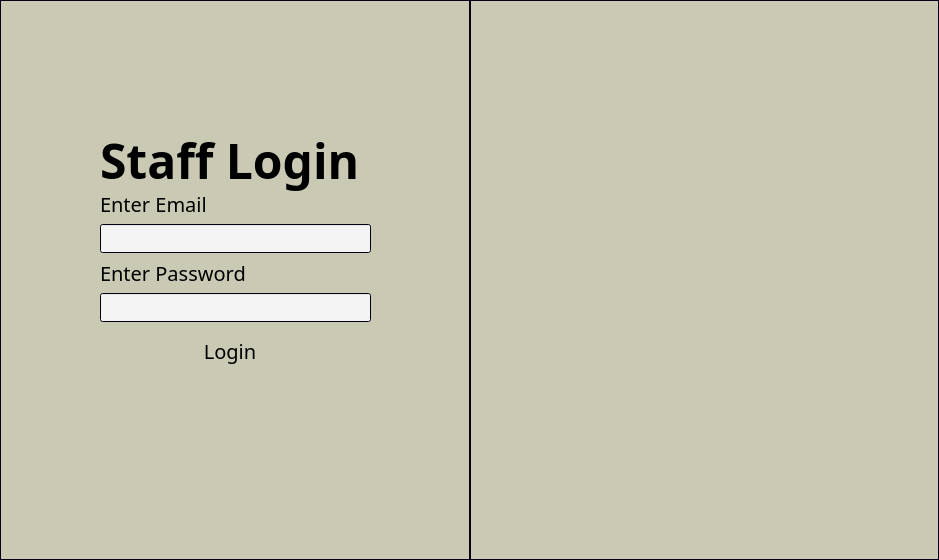
Qt form frontend-desktop/mainwindow.ui (Gearworks-Software/BSS-Application-System) before a commit.
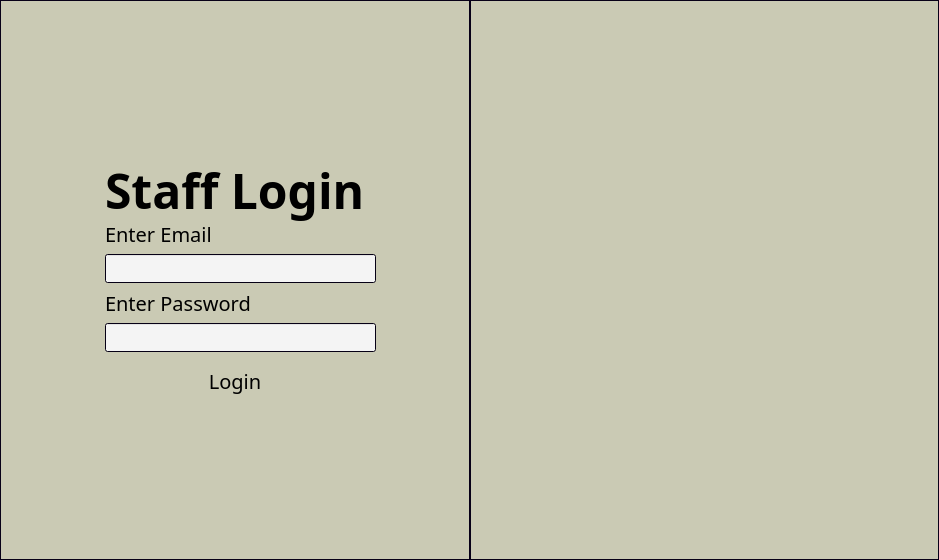
The same form after that commit. The open tabs and pages were chosen to show the change.

Commit message: style: update style to green

```diff
--- a/frontend-desktop/mainwindow.ui
+++ b/frontend-desktop/mainwindow.ui
@@ -201,12 +201,12 @@
         </property>
         <item row="0" column="0">
          <widget class="QWidget" name="login_screen" native="true">
-          <layout class="QHBoxLayout" name="horizontalLayout_2">
+          <layout class="QHBoxLayout" name="horizontalLayout_2" stretch="0,0">
            <property name="spacing">
             <number>0</number>
            </property>
            <property name="sizeConstraint">
-            <enum>QLayout::SizeConstraint::SetNoConstraint</enum>
+            <enum>QLayout::SizeConstraint::SetMinimumSize</enum>
            </property>
            <property name="leftMargin">
             <number>0</number>
@@ -223,7 +223,7 @@
            <item>
             <widget class="QFrame" name="login_frame">
              <property name="sizePolicy">
-              <sizepolicy hsizetype="Preferred" vsizetype="Preferred">
+              <sizepolicy hsizetype="Minimum" vsizetype="Preferred">
                <horstretch>0</horstretch>
                <verstretch>0</verstretch>
               </sizepolicy>
@@ -240,6 +240,15 @@
                   </color>
                  </brush>
                 </colorrole>
+                <colorrole role="Base">
+                 <brush brushstyle="SolidPattern">
+                  <color alpha="255">
+                   <red>255</red>
+                   <green>255</green>
+                   <blue>255</blue>
+                  </color>
+                 </brush>
+                </colorrole>
                </active>
                <inactive>
                 <colorrole role="WindowText">
@@ -251,6 +260,15 @@
                   </color>
                  </brush>
                 </colorrole>
+                <colorrole role="Base">
+                 <brush brushstyle="SolidPattern">
+                  <color alpha="255">
+                   <red>255</red>
+                   <green>255</green>
+                   <blue>255</blue>
+                  </color>
+                 </brush>
+                </colorrole>
                </inactive>
                <disabled/>
               </palette>
@@ -261,11 +279,59 @@
              <property name="frameShadow">
               <enum>QFrame::Shadow::Raised</enum>
              </property>
+             <layout class="QHBoxLayout" name="horizontalLayout_6">
+              <property name="sizeConstraint">
+               <enum>QLayout::SizeConstraint::SetMaximumSize</enum>
+              </property>
+              <item alignment="Qt::AlignmentFlag::AlignHCenter|Qt::AlignmentFlag::AlignVCenter">
+               <widget class="QFrame" name="login_form_4">
+                <property name="sizePolicy">
+                 <sizepolicy hsizetype="Minimum" vsizetype="Minimum">
+                  <horstretch>0</horstretch>
+                  <verstretch>0</verstretch>
+                 </sizepolicy>
+                </property>
+                <property name="minimumSize">
+                 <size>
+                  <width>300</width>
+                  <height>300</height>
+                 </size>
+                </property>
+                <property name="frameShape">
+                 <enum>QFrame::Shape::NoFrame</enum>
+                </property>
+                <property name="frameShadow">
+                 <enum>QFrame::Shadow::Raised</enum>
+                </property>
+                <widget class="QLabel" name="login_header">
+                 <property name="geometry">
+                  <rect>
+                   <x>20</x>
+                   <y>30</y>
+                   <width>301</width>
+                   <height>61</height>
+                  </rect>
+                 </property>
+                 <property name="font">
+                  <font>
+                   <family>Abhaya Libre</family>
+                   <pointsize>36</pointsize>
+                   <italic>false</italic>
+                   <bold>true</bold>
+                  </font>
+                 </property>
+                 <property name="text">
+                  <string>Staff Login</string>
+                 </property>
+                 <property name="h1" stdset="0">
+                  <bool>true</bool>
+                 </property>
+                </widget>
              <widget class="QPushButton" name="login_button">
               <property name="geometry">
                <rect>
-                <x>170</x>
-                <y>330</y>
+                   <x>90</x>
+                   <y>230</y>
                 <width>120</width>
                 <height>41</height>
                </rect>
@@ -349,53 +415,74 @@
                <bool>true</bool>
               </property>
              </widget>
-             <widget class="QLabel" name="login_header">
-              <property name="geometry">
-               <rect>
-                <x>100</x>
-                <y>130</y>
-                <width>301</width>
-                <height>61</height>
-               </rect>
-              </property>
-              <property name="font">
-               <font>
-                <family>Abhaya Libre</family>
-                <pointsize>36</pointsize>
-                <italic>false</italic>
-                <bold>true</bold>
-               </font>
-              </property>
-              <property name="text">
-               <string>Staff Login</string>
-              </property>
-              <property name="h1" stdset="0">
-               <bool>true</bool>
-              </property>
-             </widget>
              <widget class="QWidget" name="layoutWidget">
               <property name="geometry">
                <rect>
-                <x>100</x>
-                <y>190</y>
+                   <x>20</x>
+                   <y>90</y>
                 <width>271</width>
                 <height>132</height>
                </rect>
               </property>
-              <layout class="QGridLayout" name="login_form">
-               <item row="0" column="0">
-                <widget class="QLabel" name="email_label">
+                 <layout class="QGridLayout" name="login_fields">
+                  <item row="1" column="0">
+                   <widget class="QLineEdit" name="email_field">
+                    <property name="palette">
+                     <palette>
+                      <active>
+                       <colorrole role="Text">
+                        <brush brushstyle="SolidPattern">
+                         <color alpha="255">
+                          <red>30</red>
+                          <green>30</green>
+                          <blue>30</blue>
+                         </color>
+                        </brush>
+                       </colorrole>
+                       <colorrole role="Base">
+                        <brush brushstyle="SolidPattern">
+                         <color alpha="255">
+                          <red>244</red>
+                          <green>244</green>
+                          <blue>244</blue>
+                         </color>
+                        </brush>
+                       </colorrole>
+                      </active>
+                      <inactive>
+                       <colorrole role="Text">
+                        <brush brushstyle="SolidPattern">
+                         <color alpha="255">
+                          <red>30</red>
+                          <green>30</green>
+                          <blue>30</blue>
+                         </color>
+                        </brush>
+                       </colorrole>
+                       <colorrole role="Base">
+                        <brush brushstyle="SolidPattern">
+                         <color alpha="255">
+                          <red>244</red>
+                          <green>244</green>
+                          <blue>244</blue>
+                         </color>
+                        </brush>
+                       </colorrole>
+                      </inactive>
+                      <disabled/>
+                     </palette>
+                    </property>
                  <property name="font">
                   <font>
                    <family>Montserrat</family>
-                   <pointsize>15</pointsize>
+                      <pointsize>14</pointsize>
                    <italic>false</italic>
                    <bold>false</bold>
                    <kerning>true</kerning>
                   </font>
                  </property>
                  <property name="text">
-                  <string>Enter Email</string>
+                     <string/>
                  </property>
                 </widget>
                </item>
@@ -415,6 +502,22 @@
                  </property>
                 </widget>
                </item>
+                  <item row="0" column="0">
+                   <widget class="QLabel" name="email_label">
+                    <property name="font">
+                     <font>
+                      <family>Montserrat</family>
+                      <pointsize>15</pointsize>
+                      <italic>false</italic>
+                      <bold>false</bold>
+                      <kerning>true</kerning>
+                     </font>
+                    </property>
+                    <property name="text">
+                     <string>Enter Email</string>
+                    </property>
+                   </widget>
+                  </item>
                <item row="3" column="0">
                 <widget class="QLineEdit" name="password_field">
                  <property name="palette">
@@ -473,69 +576,11 @@
                  </property>
                 </widget>
                </item>
-               <item row="1" column="0">
-                <widget class="QLineEdit" name="email_field">
-                 <property name="palette">
-                  <palette>
-                   <active>
-                    <colorrole role="Text">
-                     <brush brushstyle="SolidPattern">
-                      <color alpha="255">
-                       <red>30</red>
-                       <green>30</green>
-                       <blue>30</blue>
-                      </color>
-                     </brush>
-                    </colorrole>
-                    <colorrole role="Base">
-                     <brush brushstyle="SolidPattern">
-                      <color alpha="255">
-                       <red>244</red>
-                       <green>244</green>
-                       <blue>244</blue>
-                      </color>
-                     </brush>
-                    </colorrole>
-                   </active>
-                   <inactive>
-                    <colorrole role="Text">
-                     <brush brushstyle="SolidPattern">
-                      <color alpha="255">
-                       <red>30</red>
-                       <green>30</green>
-                       <blue>30</blue>
-                      </color>
-                     </brush>
-                    </colorrole>
-                    <colorrole role="Base">
-                     <brush brushstyle="SolidPattern">
-                      <color alpha="255">
-                       <red>244</red>
-                       <green>244</green>
-                       <blue>244</blue>
-                      </color>
-                     </brush>
-                    </colorrole>
-                   </inactive>
-                   <disabled/>
-                  </palette>
-                 </property>
-                 <property name="font">
-                  <font>
-                   <family>Montserrat</family>
-                   <pointsize>14</pointsize>
-                   <italic>false</italic>
-                   <bold>false</bold>
-                   <kerning>true</kerning>
-                  </font>
-                 </property>
-                 <property name="text">
-                  <string/>
-                 </property>
+                 </layout>
+                </widget>
                 </widget>
                </item>
               </layout>
-             </widget>
             </widget>
            </item>
            <item>
```
Left out of the diff: 8 changed lines with no effect on the pictures. Lines whose indentation alone changed are shown as unchanged. The commit also changes 1 other file.
